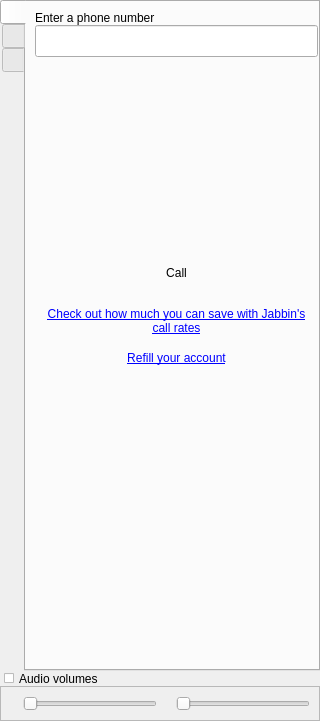
Above: src/tools/customwidgets/calldialog_base.ui from AlekSi/Jabbin before the change. Below: the same form after it.
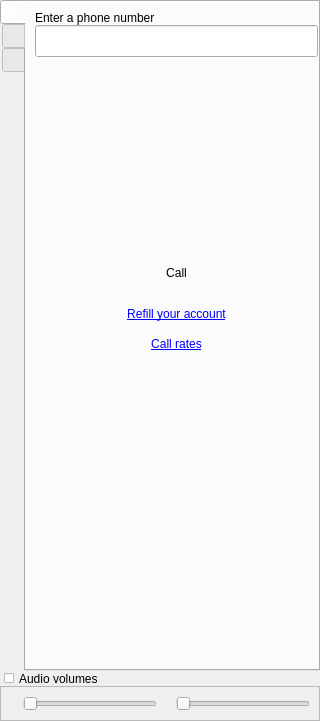
That is the form after the change. The open tabs and pages were chosen to show the change. Icons and pictures are not drawn. Custom widgets are drawn as their Qt base class.

Diff of the .ui file:
```diff
--- a/src/tools/customwidgets/calldialog_base.ui
+++ b/src/tools/customwidgets/calldialog_base.ui
@@ -191,10 +191,20 @@
                   </property>
                  </spacer>
                 </item>
+                <item>
+                 <widget class="QLabel" name="labelRefill">
+                  <property name="text">
+                   <string>&lt;a href=&quot;http://www.jabbin.com/recharge&quot;&gt;Refill your account&lt;/a&gt;</string>
+                  </property>
+                  <property name="alignment">
+                   <set>Qt::AlignCenter</set>
+                  </property>
+                 </widget>
+                </item>
                 <item>
                  <widget class="QLabel" name="labelRates">
                   <property name="text">
-                   <string>&lt;a href=&quot;http://www.jabbin.com/rates&quot;&gt;Check out how much you can save with Jabbin's call rates&lt;/a&gt;</string>
+                   <string>&lt;a href=&quot;http://www.jabbin.com/rates&quot;&gt;Call rates&lt;/a&gt;</string>
                   </property>
                   <property name="alignment">
                    <set>Qt::AlignCenter</set>
@@ -204,16 +214,6 @@
                   </property>
                  </widget>
                 </item>
-                <item>
-                 <widget class="QLabel" name="labelRefill">
-                  <property name="text">
-                   <string>&lt;a href=&quot;http://www.jabbin.com/recharge&quot;&gt;Refill your account&lt;/a&gt;</string>
-                  </property>
-                  <property name="alignment">
-                   <set>Qt::AlignCenter</set>
-                  </property>
-                 </widget>
-                </item>
                </layout>
               </widget>
              </item>
```
Left out of the diff: 4 changed lines with no effect on the pictures.
